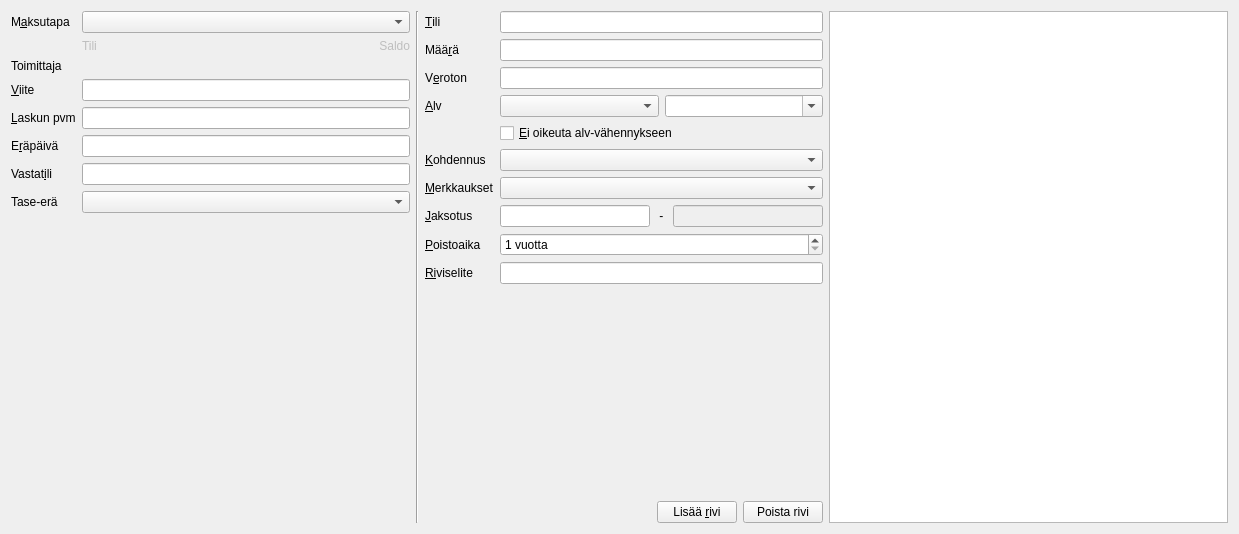
Above: kitsas/apuri/tulomenoapuri.ui from artoh/kitupiikki before the change. Below: the same form after it.
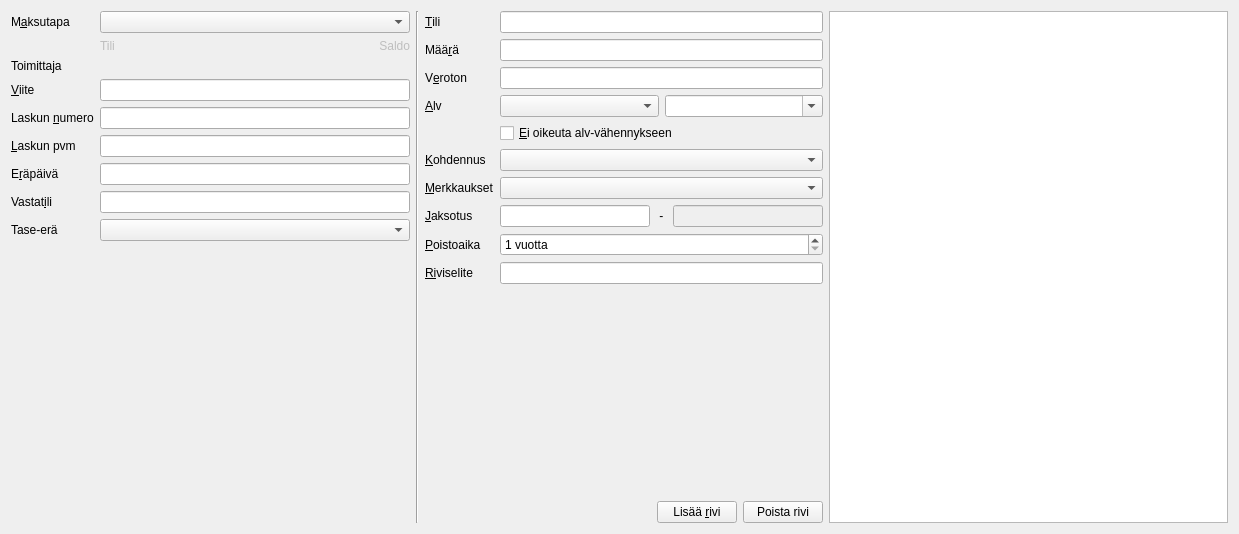
That is the form after the change. Icons and pictures are not drawn. Custom widgets are drawn as their Qt base class.

Commit message: #742 Laskun numero lisätiedoissa

Patch:
```diff
--- a/kitsas/apuri/tulomenoapuri.ui
+++ b/kitsas/apuri/tulomenoapuri.ui
@@ -52,6 +52,19 @@
         <widget class="KpViiteEdit" name="viiteEdit"/>
        </item>
        <item row="4" column="0">
+        <widget class="QLabel" name="laskunnumeroLabel">
+         <property name="text">
+          <string>Laskun &amp;numero</string>
+         </property>
+         <property name="buddy">
+          <cstring>laskuNumeroEdit</cstring>
+         </property>
+        </widget>
+       </item>
+       <item row="4" column="1">
+        <widget class="QLineEdit" name="laskuNumeroEdit"/>
+       </item>
+       <item row="5" column="0">
         <widget class="QLabel" name="laskupvmLabel">
          <property name="text">
           <string>&amp;Laskun pvm</string>
@@ -61,10 +74,10 @@
          </property>
         </widget>
        </item>
-       <item row="4" column="1">
+       <item row="5" column="1">
         <widget class="KpDateEdit" name="laskuPvm"/>
        </item>
-       <item row="5" column="0">
+       <item row="6" column="0">
         <widget class="QLabel" name="erapaivaLabel">
          <property name="text">
           <string>E&amp;räpäivä</string>
@@ -74,10 +87,10 @@
          </property>
         </widget>
        </item>
-       <item row="5" column="1">
+       <item row="6" column="1">
         <widget class="KpDateEdit" name="erapaivaEdit"/>
        </item>
-       <item row="6" column="0">
+       <item row="7" column="0">
         <widget class="QLabel" name="vastatiliLabel">
          <property name="text">
           <string>Vastat&amp;ili</string>
@@ -87,10 +100,10 @@
          </property>
         </widget>
        </item>
-       <item row="6" column="1">
+       <item row="7" column="1">
         <widget class="TilinvalintaLine" name="vastatiliLine"/>
        </item>
-       <item row="7" column="0">
+       <item row="8" column="0">
         <widget class="QLabel" name="eraLabel">
          <property name="text">
           <string>Tase-erä</string>
@@ -100,7 +113,7 @@
          </property>
         </widget>
        </item>
-       <item row="7" column="1">
+       <item row="8" column="1">
         <widget class="EraCombo" name="eraCombo"/>
        </item>
        <item row="2" column="1">
```
Left out of the diff: 69 changed lines with no effect on the pictures. The commit also changes 5 other files.
